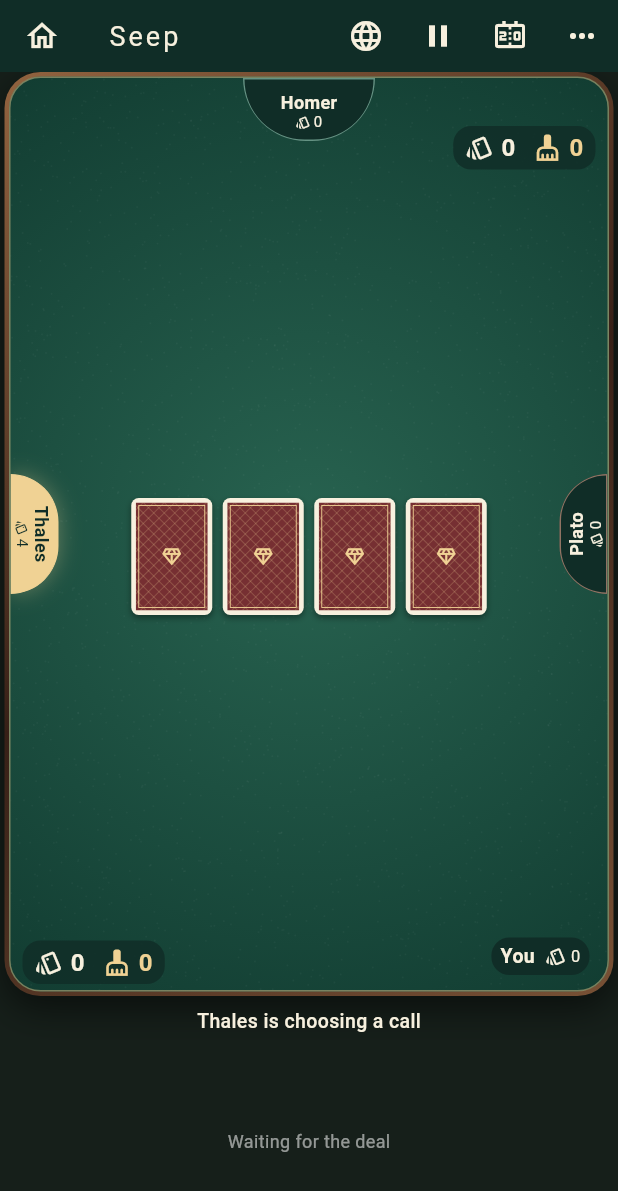
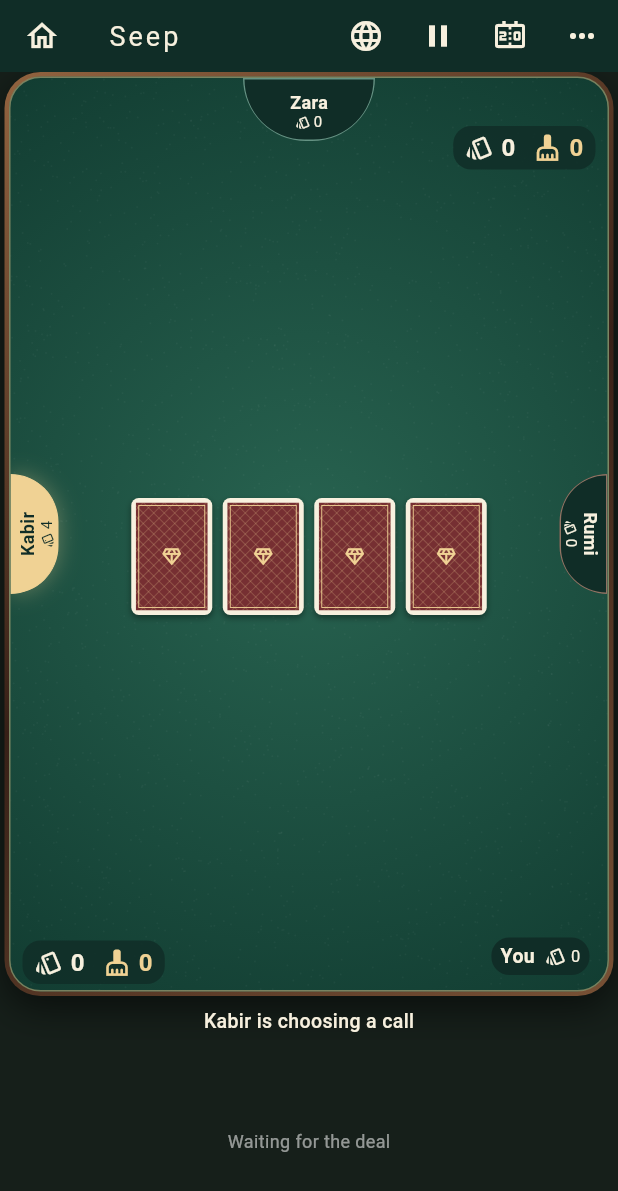
Before and after one commit to SirfCode/Sweep, a Flutter app: the screen it shows after launch, after a tap on "New game", on a phone screen of 412 x 824 dp. Shown: the top 1191 px of the screen. Run offline on Flutter 3.47's test engine with Material 3 defaults, Android fonts, the phone set to English and light mode, and no system bars; our stand-ins replace audioplayers, google_sign_in, share_plus, shared_preferences, web; missing offline and left inert: dart:js_interop.

Commit message:
Update bot names and action bar styling

```diff
--- a/lib/game/engine.dart
+++ b/lib/game/engine.dart
@@ -17,7 +17,7 @@ String rankName(int rank) => switch (rank) {
     };
 String cardName(int card) =>
     '${rankName(rankOf(card))}${['♣', '♦', '♥', '♠'][card ~/ 13]}';
-const seatNames = ['You', 'Plato', 'Homer', 'Thales'];
+const seatNames = ['You', 'Rumi', 'Zara', 'Kabir'];
 
 enum Phase { call, opening, playing, results }
 
--- a/lib/l10n/catalog.dart
+++ b/lib/l10n/catalog.dart
@@ -43,8 +43,8 @@ const messageCatalog = {
         "Keep this card for your house, or choose a card that follows the opening call.",
     "hi": "यह पत्ता अपने घर के लिए रखें, या शुरुआती बोली के अनुसार पत्ता चुनें।"
   },
-  "you_ari": {"en": "You & Homer", "hi": "आप और Homer"},
-  "mira_dev": {"en": "Plato & Thales", "hi": "Plato और Thales"},
+  "you_ari": {"en": "You & Zara", "hi": "आप और Zara"},
+  "mira_dev": {"en": "Rumi & Kabir", "hi": "Rumi और Kabir"},
   "game": {"en": "Game {p0}", "hi": "कुल {p0}"},
   "this_deal": {"en": "THIS DEAL", "hi": "इस बाज़ी में"},
   "card_pts": {"en": "{p0} card pts", "hi": "पत्तों के {p0} अंक"},
@@ -241,10 +241,10 @@ const messageCatalog = {
     "hi": "पत्ता चुनें। खेल का आनंद लें।\nआपकी जगह तैयार है। • v{version}"
   },
   "deal_complete_2": {"en": "Deal complete", "hi": "बाज़ी पूरी"},
-  "you_and_ari_win": {"en": "You and Homer win!", "hi": "आप और Homer जीत गए!"},
+  "you_and_ari_win": {"en": "You and Zara win!", "hi": "आप और Zara जीत गए!"},
   "mira_and_dev_win": {
-    "en": "Plato and Thales win",
-    "hi": "Plato और Thales जीत गए"
+    "en": "Rumi and Kabir win",
+    "hi": "Rumi और Kabir जीत गए"
   },
   "a_lead_of_after_a_completed_deal": {
     "en": "A lead of 104 after a completed deal wins the game.",
@@ -254,8 +254,8 @@ const messageCatalog = {
     "en": "Final lead: {p0} points.",
     "hi": "अंतिम बढ़त: {p0} अंक।"
   },
-  "you_ari_2": {"en": "You + Homer", "hi": "आप + Homer"},
-  "mira_dev_2": {"en": "Plato + Thales", "hi": "Plato + Thales"},
+  "you_ari_2": {"en": "You + Zara", "hi": "आप + Zara"},
+  "mira_dev_2": {"en": "Rumi + Kabir", "hi": "Rumi + Kabir"},
   "captured_card_points": {
     "en": "Captured card points",
     "hi": "उठाए पत्तों के अंक"
--- a/lib/l10n/strings.dart
+++ b/lib/l10n/strings.dart
@@ -17,7 +17,7 @@ String tr(BuildContext context, String key,
 String playerName(BuildContext context, int seat) =>
     seat == 0 && Localizations.localeOf(context).languageCode == 'hi'
         ? 'आप'
-        : ['You', 'Plato', 'Homer', 'Thales'][seat];
+        : ['You', 'Rumi', 'Zara', 'Kabir'][seat];
 
 class LanguageScope extends InheritedWidget {
   final ValueChanged<String> change;
@@ -31,12 +31,12 @@ class LanguageScope extends InheritedWidget {
 
 String historyText(BuildContext context, Map<String, dynamic> record) {
   final english = '${record['text'] ?? ''}'
-      .replaceAll(RegExp(r'\bShak\b'), 'Homer')
-      .replaceAll(RegExp(r'\bNishu\b'), 'Plato')
-      .replaceAll(RegExp(r'\bJLo\b'), 'Thales')
-      .replaceAll(RegExp(r'\bMira\b'), 'Plato')
-      .replaceAll(RegExp(r'\bAri\b'), 'Homer')
-      .replaceAll(RegExp(r'\bDev\b'), 'Thales')
+      .replaceAll(RegExp(r'\bShak\b'), 'Zara')
+      .replaceAll(RegExp(r'\bNishu\b'), 'Rumi')
+      .replaceAll(RegExp(r'\bJLo\b'), 'Kabir')
+      .replaceAll(RegExp(r'\bMira\b'), 'Rumi')
+      .replaceAll(RegExp(r'\bAri\b'), 'Zara')
+      .replaceAll(RegExp(r'\bDev\b'), 'Kabir')
       .replaceAll('sweep', 'seep')
       .replaceAll('Sweep', 'Seep');
   final a = (record['args'] as Map?) ?? {};
--- a/lib/reporting/app_reporting.dart
+++ b/lib/reporting/app_reporting.dart
@@ -9,7 +9,7 @@ import '../auth/google_session.dart';
 /// Native Google-authenticated completed-game uploads. Guest play stays local.
 class AppReporting with WidgetsBindingObserver {
   static const version =
-      String.fromEnvironment('SEEP_APP_VERSION', defaultValue: '0.16.1+17');
+      String.fromEnvironment('SEEP_APP_VERSION', defaultValue: '0.16.2+18');
   final CompletedReportQueue queue;
   final CompletedReportQueue snapshots;
   final http.Client client;
--- a/lib/table_art.dart
+++ b/lib/table_art.dart
@@ -483,8 +483,8 @@ class PlayerSeat extends StatelessWidget {
                         quarterTurns: seat == 2
                             ? 0
                             : seat == 3
-                                ? 1
-                                : 3,
+                                ? 3
+                                : 1,
                         child:
                             Column(mainAxisSize: MainAxisSize.min, children: [
                           Text(playerName(context, seat),
--- a/pubspec.yaml
+++ b/pubspec.yaml
@@ -1,7 +1,7 @@
 name: sweep
 description: Offline partnership Seep with one human and three bots.
 publish_to: none
-version: 0.16.1+17
+version: 0.16.2+18
 
 environment:
   sdk: '>=3.4.0 <4.0.0'
```
Also changed, not shown: lib/table_view.dart (+15 -5 lines), 3 other files.
